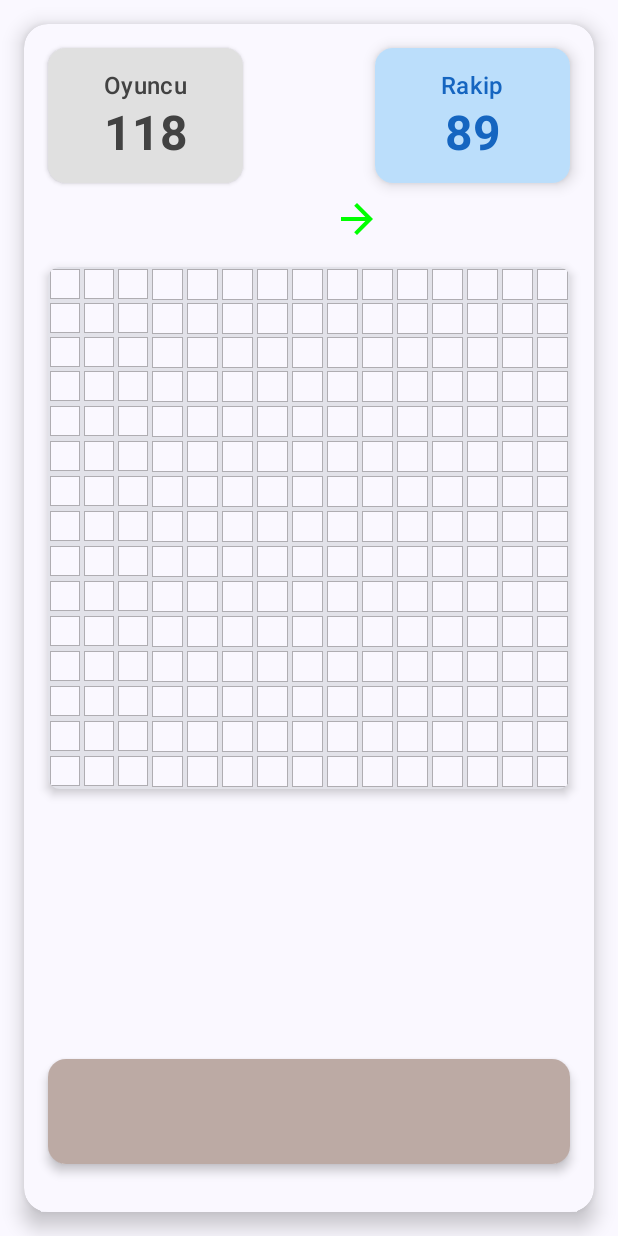
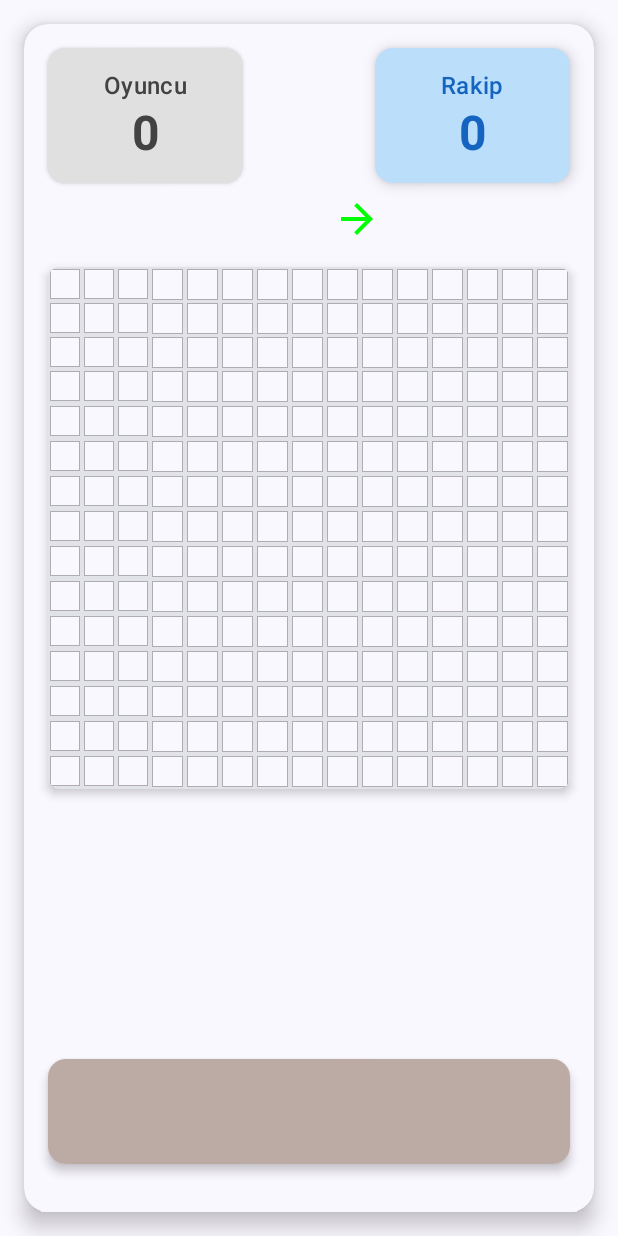
Before and after one commit to AKeeF-Albayrak/LetterWars, an Android app built with Jetpack Compose: the composable GameScreen called with empty values, on a phone screen of 412 x 824 dp. Run offline under Robolectric (Android 15) with nearby library versions, the phone set to English and light mode, and no system bars; our stand-ins replace Firebase (no records; nobody signed in at launch, a user with empty details on screens opened directly).

```diff
--- a/app/src/main/java/com/example/letterwars/ui/screen/game/GameScreen.kt
+++ b/app/src/main/java/com/example/letterwars/ui/screen/game/GameScreen.kt
@@ -158,7 +158,6 @@ fun GameScreen(gameId: String?, navController: NavController) {
             .padding(16.dp),
         contentAlignment = Alignment.Center
     ) {
-        // Main game card - çiziminize göre düzenlendi
         Card(
             modifier = Modifier
                 .fillMaxSize()
@@ -177,6 +176,10 @@ fun GameScreen(gameId: String?, navController: NavController) {
                         .padding(16.dp),
                     horizontalAlignment = Alignment.CenterHorizontally
                 ) {
+                    val isPlayer1 = gameState?.player1Id == viewModel.currentUserId
+
+                    val playerScore = if (isPlayer1) gameState?.player1Score ?: 0 else gameState?.player2Score ?: 0
+                    val opponentScore = if (isPlayer1) gameState?.player2Score ?: 0 else gameState?.player1Score ?: 0
                     // Player cards at the top
                     Row(
                         modifier = Modifier
@@ -188,7 +191,7 @@ fun GameScreen(gameId: String?, navController: NavController) {
                         // Player card
                         PlayerScoreCard(
                             name = "Oyuncu",
-                            score = 118,
+                            score = playerScore,
                             isActive = isPlayerTurn,
                             showArrow = false,
                             arrowDirection = ""
@@ -196,12 +199,11 @@ fun GameScreen(gameId: String?, navController: NavController) {
 
                         PlayerScoreCard(
                             name = "Rakip",
-                            score = 89,
+                            score = opponentScore,
                             isActive = !isPlayerTurn,
                             showArrow = false,
                             arrowDirection = "",
                             onClick = {
-                                // Burada arkadaş ekleme işlevi olacak
                                 println("Rakip kartına tıklandı, arkadaş ekleme işlevi burada olacak")
                             }
                         )
```
Also changed, not shown: app/src/main/java/com/example/letterwars/data/firebase/FireBaseGameDataSource.kt (+4 -4 lines).
